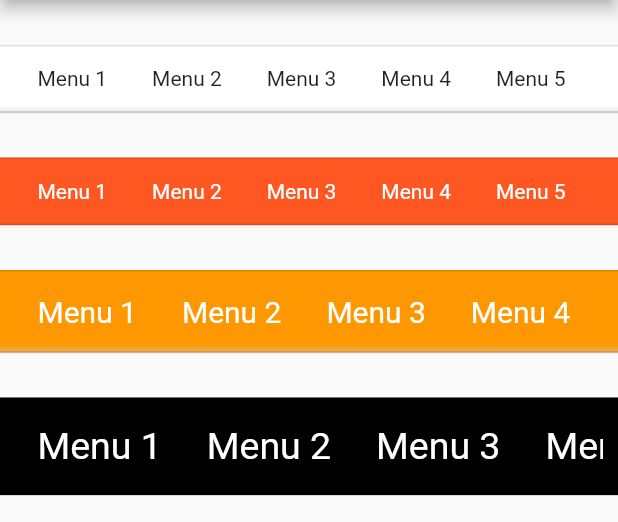
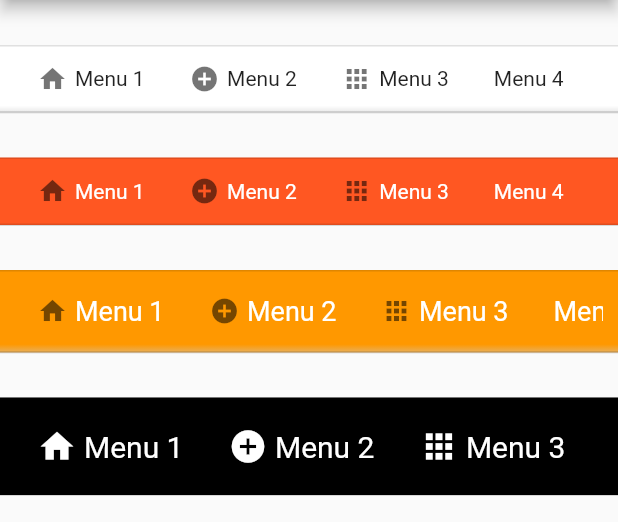
Before and after one commit to bosskmk/pluto_menu_bar, a Flutter app: the screen it shows after launch, on a phone screen of 412 x 824 dp, the part 84-606 px from its top. Run offline on Flutter 3.47's test engine with Material 2 defaults, Android fonts, the phone set to English and light mode, and no system bars.

Commit message:
Add menu icon.

```diff
--- a/example/lib/main.dart
+++ b/example/lib/main.dart
@@ -43,9 +43,11 @@ class PlutoMenuBarDemo extends StatelessWidget {
     return [
       MenuItem(
         title: 'Menu 1',
+        icon: Icons.home,
         children: [
           MenuItem(
             title: 'Menu 1-1',
+            icon: Icons.group,
             onTap: () => message(context, 'Menu 1-1 tap'),
             children: [
               MenuItem(
@@ -76,6 +78,7 @@ class PlutoMenuBarDemo extends StatelessWidget {
       ),
       MenuItem(
         title: 'Menu 2',
+        icon: Icons.add_circle,
         children: [
           MenuItem(
             title: 'Menu 2-1',
@@ -85,6 +88,7 @@ class PlutoMenuBarDemo extends StatelessWidget {
       ),
       MenuItem(
         title: 'Menu 3',
+        icon: Icons.apps_outlined,
         onTap: () => message(context, 'Menu 3 tap'),
       ),
       MenuItem(
@@ -157,7 +161,7 @@ class PlutoMenuBarDemo extends StatelessWidget {
           ),
           PlutoMenuBar(
             backgroundColor: Colors.orange,
-            textStyle: TextStyle(color: Colors.white, fontSize: 20),
+            textStyle: TextStyle(color: Colors.white, fontSize: 18),
             height: 55,
             moreIconColor: Colors.white,
             menus: getMenus(context),
@@ -168,8 +172,10 @@ class PlutoMenuBarDemo extends StatelessWidget {
           PlutoMenuBar(
             backgroundColor: Colors.black,
             gradient: false,
-            textStyle: TextStyle(color: Colors.white, fontSize: 25),
+            textStyle: TextStyle(color: Colors.white, fontSize: 20),
             height: 65,
+            menuIconColor: Colors.white,
+            menuIconSize: 26,
             moreIconColor: Colors.white,
             menus: getMenus(context),
           ),
--- a/lib/src/pluto_menu_bar.dart
+++ b/lib/src/pluto_menu_bar.dart
@@ -29,6 +29,12 @@ class PlutoMenuBar extends StatefulWidget {
   /// Border color. (default. 'black12')
   final Color borderColor;
 
+  /// menu icon color. (default. 'black54')
+  final Color menuIconColor;
+
+  /// menu icon size. (default. '20')
+  final double menuIconSize;
+
   /// more icon color. (default. 'black54')
   final Color moreIconColor;
 
@@ -44,6 +50,8 @@ class PlutoMenuBar extends StatefulWidget {
     this.height = 45,
     this.backgroundColor = Colors.white,
     this.borderColor = Colors.black12,
+    this.menuIconColor = Colors.black54,
+    this.menuIconSize = 20,
     this.moreIconColor = Colors.black54,
     this.gradient = true,
     this.textStyle = const TextStyle(),
@@ -98,6 +106,8 @@ class _PlutoMenuBarState extends State<PlutoMenuBar> {
                 goBackButtonText: widget.goBackButtonText,
                 height: widget.height,
                 backgroundColor: widget.backgroundColor,
+                menuIconColor: widget.menuIconColor,
+                menuIconSize: widget.menuIconSize,
                 moreIconColor: widget.moreIconColor,
                 textStyle: widget.textStyle,
               );
@@ -113,6 +123,8 @@ class MenuItem {
   /// Menu title
   final String title;
 
+  final IconData icon;
+
   /// Callback executed when a menu is tapped
   final Function() onTap;
 
@@ -121,12 +133,14 @@ class MenuItem {
 
   MenuItem({
     this.title,
+    this.icon,
     this.onTap,
     this.children,
   }) : _key = GlobalKey();
 
   MenuItem._back({
     this.title,
+    this.icon,
     this.onTap,
     this.children,
   })  : _key = GlobalKey(),
@@ -154,6 +168,10 @@ class _MenuWidget extends StatelessWidget {
 
   final Color backgroundColor;
 
+  final Color menuIconColor;
+
+  final double menuIconSize;
+
   final Color moreIconColor;
 
   final TextStyle textStyle;
@@ -163,6 +181,8 @@ class _MenuWidget extends StatelessWidget {
     this.goBackButtonText,
     this.height,
     this.backgroundColor,
+    this.menuIconColor,
+    this.menuIconSize,
     this.moreIconColor,
     this.textStyle,
   }) : super(key: menu._key);
@@ -171,12 +191,25 @@ class _MenuWidget extends StatelessWidget {
     return Row(
       mainAxisAlignment: MainAxisAlignment.spaceBetween,
       children: [
+        if (_menu.icon != null) ...[
+          Icon(
+            _menu.icon,
+            color: menuIconColor,
+            size: menuIconSize,
+          ),
+          SizedBox(
+            width: 5,
+          ),
+        ],
         Expanded(
-          child: Text(
-            _menu.title,
-            style: textStyle,
-            maxLines: 1,
-            overflow: TextOverflow.visible,
+          child: Padding(
+            padding: const EdgeInsets.only(bottom: 3),
+            child: Text(
+              _menu.title,
+              style: textStyle,
+              maxLines: 1,
+              overflow: TextOverflow.visible,
+            ),
           ),
         ),
         if (_menu._hasChildren && !_menu._isBack)
@@ -290,9 +323,27 @@ class _MenuWidget extends StatelessWidget {
           menu.onTap();
         }
       },
-      child: _MenuTitleWidget(
-        title: menu.title,
-        textStyle: textStyle,
+      child: Padding(
+        padding: const EdgeInsets.symmetric(horizontal: 15),
+        child: Row(
+          mainAxisAlignment: MainAxisAlignment.center,
+          children: [
+            if (menu.icon != null) ...[
+              Icon(
+                menu.icon,
+                color: menuIconColor,
+                size: menuIconSize,
+              ),
+              SizedBox(
+                width: 5,
+              ),
+            ],
+            Text(
+              menu.title,
+              style: textStyle,
+            ),
+          ],
+        ),
       ),
     );
   }
@@ -302,28 +353,3 @@ class _MenuWidget extends StatelessWidget {
     return _getMenu(context, menu);
   }
 }
-
-class _MenuTitleWidget extends StatelessWidget {
-  final String title;
-
-  final TextStyle textStyle;
-
-  _MenuTitleWidget({
-    this.title,
-    this.textStyle,
-  });
-
-  @override
-  Widget build(BuildContext context) {
-    return Padding(
-      padding: const EdgeInsets.symmetric(horizontal: 15),
-      child: Align(
-        alignment: Alignment.center,
-        child: Text(
-          title,
-          style: textStyle,
-        ),
-      ),
-    );
-  }
-}
--- a/pubspec.yaml
+++ b/pubspec.yaml
@@ -1,6 +1,6 @@
 name: pluto_menu_bar
 description: A menu bar for flutter. You can add as many submenus as you want, and you can change the default style.
-version: 0.1.3
+version: 0.1.4
 homepage: https://bosskmk.github.io
 repository: https://github.com/bosskmk/pluto_menu_bar
 
```
Also changed, not shown: example/pubspec.lock, pubspec.lock, 2 other files.
